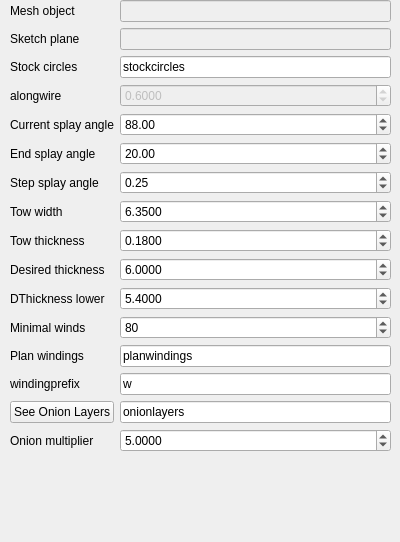
Above: freecadmacros/genconstthickonstockcirclestask.ui from trilbytim/geodesic before the change. Below: the same form after it.
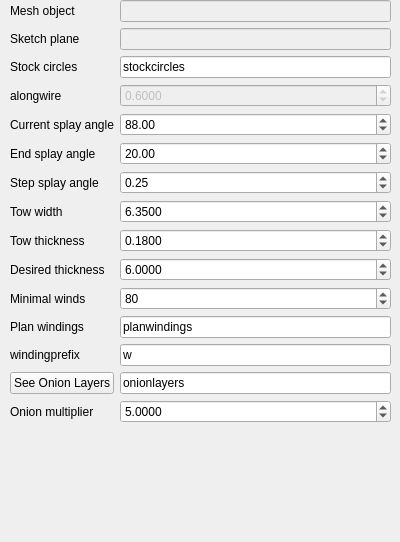
That is the form after the change.

Commit message: remove obsolete min desired thickness

Patch:
```diff
--- a/freecadmacros/genconstthickonstockcirclestask.ui
+++ b/freecadmacros/genconstthickonstockcirclestask.ui
@@ -221,39 +221,13 @@
      </widget>
     </item>
     <item row="10" column="0">
-     <widget class="QLabel" name="labdthicknesslower">
-      <property name="text">
-       <string>DThickness lower</string>
-      </property>
-     </widget>
-    </item>
-    <item row="10" column="1">
-     <widget class="QDoubleSpinBox" name="qdesiredthicknesslower">
-      <property name="decimals">
-       <number>4</number>
-      </property>
-      <property name="minimum">
-       <double>0.000000000000000</double>
-      </property>
-      <property name="maximum">
-       <double>100.000000000000000</double>
-      </property>
-      <property name="singleStep">
-       <double>1.000000000000000</double>
-      </property>
-      <property name="value">
-       <double>5.400000000000000</double>
-      </property>
-     </widget>
-    </item>
-    <item row="11" column="0">
      <widget class="QLabel" name="labminmalwinds">
       <property name="text">
        <string>Minimal winds</string>
       </property>
      </widget>
     </item>
-    <item row="11" column="1">
+    <item row="10" column="1">
      <widget class="QSpinBox" name="qminimalwinds">
       <property name="maximum">
        <number>999</number>
@@ -263,14 +237,14 @@
       </property>
      </widget>
     </item>
-    <item row="12" column="0">
+    <item row="11" column="0">
      <widget class="QLabel" name="labplanwindings">
       <property name="text">
        <string>Plan windings</string>
       </property>
      </widget>
     </item>
-    <item row="12" column="1">
+    <item row="11" column="1">
      <widget class="QLineEdit" name="qplanwindings">
       <property name="enabled">
        <bool>true</bool>
@@ -280,14 +254,28 @@
       </property>
      </widget>
     </item>
-    <item row="14" column="0">
+    <item row="12" column="0">
+     <widget class="QLabel" name="labwindingprefix">
+      <property name="text">
+       <string>windingprefix</string>
+      </property>
+     </widget>
+    </item>
+    <item row="12" column="1">
+     <widget class="QLineEdit" name="qwindingprefix">
+      <property name="text">
+       <string>w</string>
+      </property>
+     </widget>
+    </item>
+    <item row="13" column="0">
      <widget class="QPushButton" name="buttontest">
       <property name="text">
        <string>See Onion Layers</string>
       </property>
      </widget>
     </item>
-    <item row="14" column="1">
+    <item row="13" column="1">
      <widget class="QLineEdit" name="qonionlayers">
       <property name="enabled">
        <bool>true</bool>
@@ -297,14 +285,14 @@
       </property>
      </widget>
     </item>
-    <item row="15" column="0">
+    <item row="14" column="0">
      <widget class="QLabel" name="labonionmultiplier">
       <property name="text">
        <string>Onion multiplier</string>
       </property>
      </widget>
     </item>
-    <item row="15" column="1">
+    <item row="14" column="1">
      <widget class="QDoubleSpinBox" name="qonionmultiplier">
       <property name="decimals">
        <number>4</number>
@@ -323,20 +311,6 @@
       </property>
      </widget>
     </item>
-    <item row="13" column="0">
-     <widget class="QLabel" name="labwindingprefix">
-      <property name="text">
-       <string>windingprefix</string>
-      </property>
-     </widget>
-    </item>
-    <item row="13" column="1">
-     <widget class="QLineEdit" name="qwindingprefix">
-      <property name="text">
-       <string>w</string>
-      </property>
-     </widget>
-    </item>
    </layout>
   </widget>
  </widget>
```
The commit also changes 4 other files.
